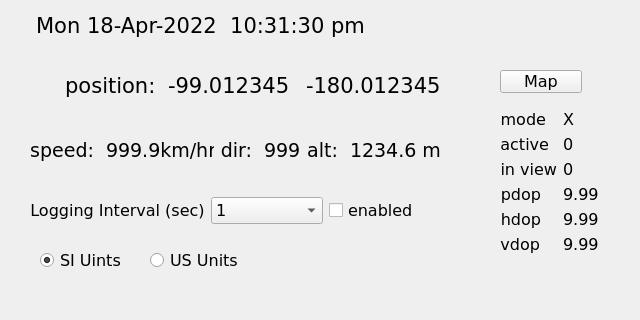
bradselb/examples, file Qt/gps/BasicDisplay.ui: the form before one commit.
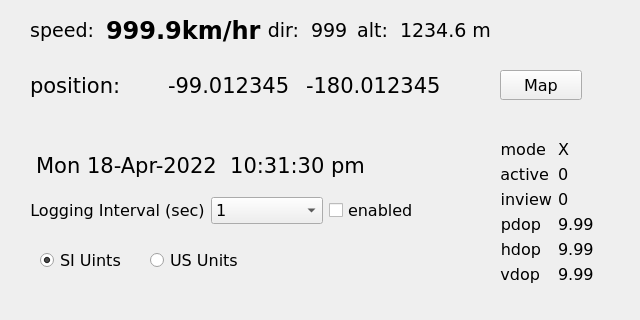
The form after the commit.

Commit message: rearrage UI for in-vehicle use case

```diff
--- a/Qt/gps/BasicDisplay.ui
+++ b/Qt/gps/BasicDisplay.ui
@@ -42,7 +42,7 @@
    <property name="geometry">
     <rect>
      <x>30</x>
-     <y>10</y>
+     <y>150</y>
      <width>341</width>
      <height>31</height>
     </rect>
@@ -130,7 +130,7 @@
    <property name="geometry">
     <rect>
      <x>500</x>
-     <y>110</y>
+     <y>140</y>
      <width>101</width>
      <height>161</height>
     </rect>
@@ -140,6 +140,7 @@
      <widget class="QLabel" name="label_9">
       <property name="font">
        <font>
+        <family>DejaVu Sans</family>
         <pointsize>12</pointsize>
        </font>
       </property>
@@ -155,6 +156,7 @@
      <widget class="QLabel" name="fixmode">
       <property name="font">
        <font>
+        <family>DejaVu Sans</family>
         <pointsize>12</pointsize>
        </font>
       </property>
@@ -170,6 +172,7 @@
      <widget class="QLabel" name="label_3">
       <property name="font">
        <font>
+        <family>DejaVu Sans</family>
         <pointsize>12</pointsize>
        </font>
       </property>
@@ -185,6 +188,7 @@
      <widget class="QLabel" name="pdop">
       <property name="font">
        <font>
+        <family>DejaVu Sans</family>
         <pointsize>12</pointsize>
        </font>
       </property>
@@ -200,6 +204,7 @@
      <widget class="QLabel" name="label_4">
       <property name="font">
        <font>
+        <family>DejaVu Sans</family>
         <pointsize>12</pointsize>
        </font>
       </property>
@@ -215,6 +220,7 @@
      <widget class="QLabel" name="hdop">
       <property name="font">
        <font>
+        <family>DejaVu Sans</family>
         <pointsize>12</pointsize>
        </font>
       </property>
@@ -230,6 +236,7 @@
      <widget class="QLabel" name="label_7">
       <property name="font">
        <font>
+        <family>DejaVu Sans</family>
         <pointsize>12</pointsize>
        </font>
       </property>
@@ -245,6 +252,7 @@
      <widget class="QLabel" name="vdop">
       <property name="font">
        <font>
+        <family>DejaVu Sans</family>
         <pointsize>12</pointsize>
        </font>
       </property>
@@ -260,11 +268,12 @@
      <widget class="QLabel" name="label_6">
       <property name="font">
        <font>
+        <family>DejaVu Sans</family>
         <pointsize>12</pointsize>
        </font>
       </property>
       <property name="text">
-       <string>in view</string>
+       <string>inview</string>
       </property>
       <property name="alignment">
        <set>Qt::AlignRight|Qt::AlignTrailing|Qt::AlignVCenter</set>
@@ -275,6 +284,7 @@
      <widget class="QLabel" name="inview">
       <property name="font">
        <font>
+        <family>DejaVu Sans</family>
         <pointsize>12</pointsize>
        </font>
       </property>
@@ -290,6 +300,7 @@
      <widget class="QLabel" name="label_2">
       <property name="font">
        <font>
+        <family>DejaVu Sans</family>
         <pointsize>12</pointsize>
        </font>
       </property>
@@ -305,6 +316,7 @@
      <widget class="QLabel" name="inuse">
       <property name="font">
        <font>
+        <family>DejaVu Sans</family>
         <pointsize>12</pointsize>
        </font>
       </property>
@@ -448,9 +460,9 @@
    <property name="geometry">
     <rect>
      <x>30</x>
-     <y>60</y>
+     <y>70</y>
      <width>411</width>
-     <height>51</height>
+     <height>31</height>
     </rect>
    </property>
    <layout class="QHBoxLayout" name="horizontalLayout_2">
@@ -458,6 +470,7 @@
      <widget class="QLabel" name="label_10">
       <property name="font">
        <font>
+        <family>DejaVu Sans</family>
         <pointsize>16</pointsize>
        </font>
       </property>
@@ -465,7 +478,7 @@
        <string>position: </string>
       </property>
       <property name="alignment">
-       <set>Qt::AlignRight|Qt::AlignTrailing|Qt::AlignVCenter</set>
+       <set>Qt::AlignLeading|Qt::AlignLeft|Qt::AlignVCenter</set>
       </property>
      </widget>
     </item>
@@ -498,8 +511,8 @@
    <property name="geometry">
     <rect>
      <x>30</x>
-     <y>130</y>
-     <width>411</width>
+     <y>10</y>
+     <width>461</width>
      <height>41</height>
     </rect>
    </property>
@@ -508,6 +521,7 @@
      <widget class="QLabel" name="label_5">
       <property name="font">
        <font>
+        <family>DejaVu Sans</family>
         <pointsize>14</pointsize>
        </font>
       </property>
@@ -523,7 +537,11 @@
      <widget class="QLabel" name="speed">
       <property name="font">
        <font>
-        <pointsize>14</pointsize>
+        <family>DejaVu Sans</family>
+        <pointsize>18</pointsize>
+        <weight>75</weight>
+        <italic>false</italic>
+        <bold>true</bold>
        </font>
       </property>
       <property name="text">
@@ -538,6 +556,7 @@
      <widget class="QLabel" name="label_8">
       <property name="font">
        <font>
+        <family>DejaVu Sans</family>
         <pointsize>14</pointsize>
        </font>
       </property>
@@ -553,6 +572,7 @@
      <widget class="QLabel" name="direction">
       <property name="font">
        <font>
+        <family>DejaVu Sans</family>
         <pointsize>14</pointsize>
        </font>
       </property>
@@ -565,6 +585,7 @@
      <widget class="QLabel" name="label_1">
       <property name="font">
        <font>
+        <family>DejaVu Sans</family>
         <pointsize>14</pointsize>
        </font>
       </property>
@@ -580,6 +601,7 @@
      <widget class="QLabel" name="altitude">
       <property name="font">
        <font>
+        <family>DejaVu Sans</family>
         <pointsize>14</pointsize>
        </font>
       </property>
@@ -638,11 +660,12 @@
      <x>500</x>
      <y>70</y>
      <width>82</width>
-     <height>23</height>
+     <height>30</height>
     </rect>
    </property>
    <property name="font">
     <font>
+     <family>DejaVu Sans</family>
      <pointsize>12</pointsize>
     </font>
    </property>
```
Left out of the diff: 14 changed lines with no effect on the pictures.
